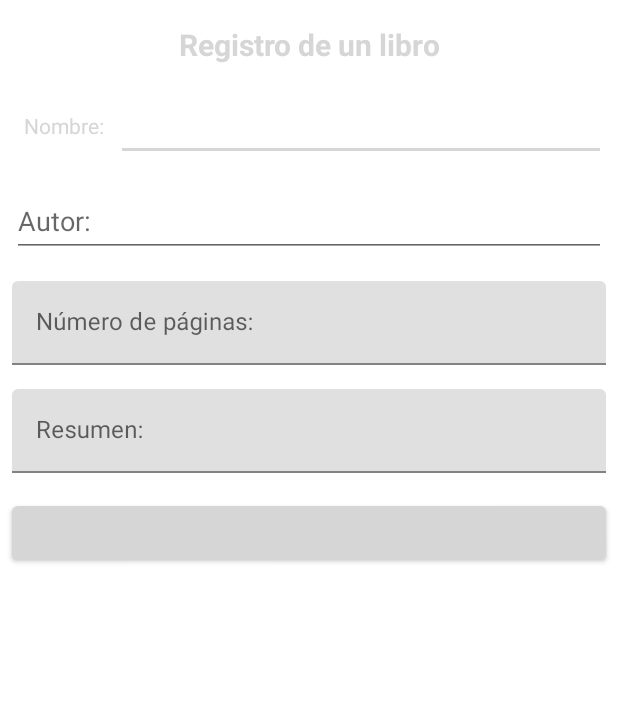
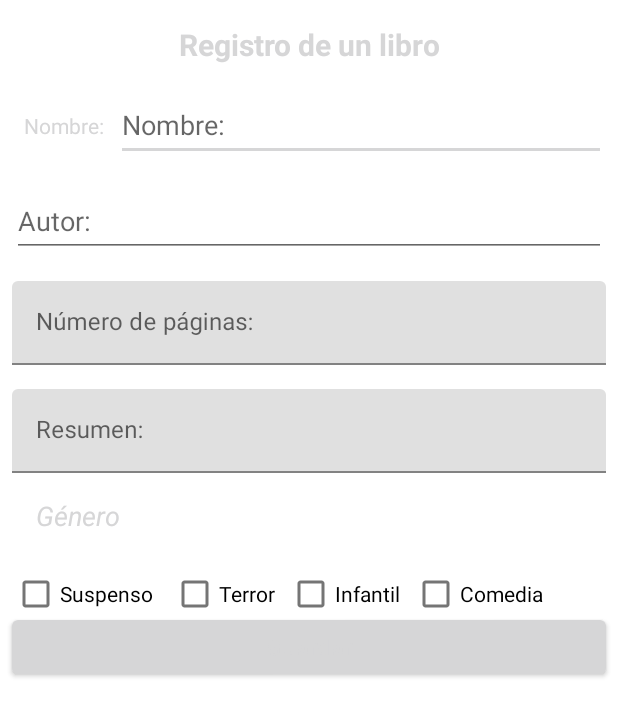
Before and after one commit to JudithMallama/BookProject, an Android app: the layout activity_main.xml on its own in the app's theme, with its tools: preview values and no code run, on a phone screen of 412 x 824 dp. Shown: the top 716 px of the screen. Run offline under Robolectric (Android 15) with nearby library versions, the phone set to English and light mode, and no system bars.

Commit message:
Prueba4 commmit, ingreso, checkbooton
Signed-off-by: JudithMallama <judith.mallama@udea.edu.co>

```diff
--- a/app/src/main/java/com/example/bookproject/MainActivity.kt
+++ b/app/src/main/java/com/example/bookproject/MainActivity.kt
@@ -2,15 +2,13 @@ package com.example.bookproject
 
 import androidx.appcompat.app.AppCompatActivity
 import android.os.Bundle
-import android.widget.Button
-import android.widget.EditText
-import android.widget.TextView
+import android.widget.Toast
 import com.example.bookproject.databinding.ActivityMainBinding
 
 //Prueba2
 class MainActivity : AppCompatActivity() {
 
-    private lateinit var mainBinding :ActivityMainBinding
+    private lateinit var mainBinding: ActivityMainBinding
 
     override fun onCreate(savedInstanceState: Bundle?) {
         super.onCreate(savedInstanceState)
@@ -20,26 +18,34 @@ class MainActivity : AppCompatActivity() {
 
         //val nameBookEditText : EditText = findViewById(R.id.name_book_edit_text)
 
-        var numero : Int? = null
-        numero = null
-
         with(mainBinding) {
             saveButton.setOnClickListener {
 
-                if(nameBookEditText.text.isEmpty() ||
-                    nameAutorEditText.text.isNotEmpty() ||
-                    pagesEditText.text?.isEmpty() == true)
-                    {
-                        val nameBook: String = nameBookEditText.text.toString()
-                        val autorBook = nameAutorEditText.text.toString()
-                        val pagesBook = pagesEditText.text.toString().toInt()
-                        val resumeBook = resumeEditText.text.toString()
+                if (nameBookEditText.text.isEmpty() ||
+                    nameAutorEditText.text.isEmpty() ||
+                    pagesEditText.text?.isEmpty() == true
+                ) {
+                    Toast.makeText(
+                        applicationContext,
+                        "Debe digitar nombre, autor y número de páginas",
+                        Toast.LENGTH_SHORT
+                    ).show()
+                } else {
+                    val nameBook: String = nameBookEditText.text.toString()
+                    val autorBook = nameAutorEditText.text.toString()
+                    val pagesBook = pagesEditText.text.toString().toInt()
+                    val resumeBook = resumeEditText.text.toString()
+                    var genereBook= ""
 
-                        infoTextView.text = "name: " + nameBook
-                        infoTextView.text = autorBook
-                        //mainBinding.infoTextView.text = pagesBook
-                        infoTextView.text = resumeBook//
-                }
+                    if (suspenceCheckBox.isChecked) genereBook =" Suspenso"
+                    if (terrorCheckBox.isChecked) genereBook +=" Terror"
+                    if(infantileCheckBox.isChecked) genereBook +=" Infantil"
+                    if(comicCheckBox.isChecked) genereBook +=" Comedia"
+
+
+                    infoTextView.text = getString(R.string.info, nameBook, autorBook, pagesBook, resumeBook, genereBook)
+              }
+
             }
         }
     }
--- a/app/src/main/res/layout/activity_main.xml
+++ b/app/src/main/res/layout/activity_main.xml
@@ -41,6 +41,8 @@
         android:layout_marginTop="16dp"
         android:layout_marginEnd="8dp"
         android:ems="10"
+        android:hint="@string/name"
+        android:importantForAutofill="no"
         android:inputType="textPersonName"
         android:minHeight="48dp"
         android:text="@string/name_book_edit"
@@ -48,8 +50,7 @@
         app:layout_constraintHorizontal_bias="0.0"
         app:layout_constraintStart_toEndOf="@+id/name_text_view"
         app:layout_constraintTop_toBottomOf="@+id/title_text_view"
-        tools:ignore="SpeakableTextPresentCheck"
-        android:importantForAutofill="no" />
+        tools:ignore="SpeakableTextPresentCheck,DuplicateSpeakableTextCheck" />
 
     <EditText
         android:id="@+id/name_autor_edit_text"
@@ -111,13 +112,15 @@
         android:layout_width="0dp"
         android:layout_height="wrap_content"
         android:layout_marginStart="8dp"
-        android:layout_marginTop="16dp"
+        android:layout_marginTop="92dp"
         android:layout_marginEnd="8dp"
         android:text="@string/guardar_botton"
         android:textAllCaps="false"
         app:layout_constraintEnd_toEndOf="parent"
+        app:layout_constraintHorizontal_bias="1.0"
         app:layout_constraintStart_toStartOf="parent"
-        app:layout_constraintTop_toBottomOf="@+id/resume_text_input_layout" />
+        app:layout_constraintTop_toBottomOf="@+id/resume_text_input_layout"
+        tools:ignore="TextContrastCheck" />
 
     <TextView
         android:id="@+id/info_text_view"
@@ -131,4 +134,63 @@
         app:layout_constraintStart_toStartOf="parent"
         app:layout_constraintTop_toBottomOf="@+id/save_button" />
 
+    <TextView
+        android:id="@+id/genere_text_view"
+        style="@style/TextViewSubTile"
+        android:layout_width="wrap_content"
+        android:layout_height="wrap_content"
+        android:layout_marginStart="24dp"
+        android:layout_marginTop="16dp"
+        android:text="@string/genere"
+        app:layout_constraintStart_toStartOf="parent"
+        app:layout_constraintTop_toBottomOf="@+id/resume_text_input_layout"
+        tools:ignore="TextContrastCheck" />
+
+    <CheckBox
+        android:id="@+id/suspence_check_box"
+        android:layout_width="wrap_content"
+        android:layout_height="wrap_content"
+        android:layout_marginStart="8dp"
+        android:layout_marginTop="16dp"
+        android:text="@string/suspence"
+        app:layout_constraintStart_toStartOf="parent"
+        app:layout_constraintTop_toBottomOf="@+id/genere_text_view"
+        tools:ignore="TextContrastCheck" />
+
+    <CheckBox
+        android:id="@+id/terror_check_box"
+        android:layout_width="wrap_content"
+        android:layout_height="wrap_content"
+        android:layout_marginStart="12dp"
+        android:layout_marginTop="16dp"
+        android:text="@string/terror"
+        app:layout_constraintStart_toEndOf="@+id/suspence_check_box"
+        app:layout_constraintTop_toBottomOf="@+id/genere_text_view"
+        tools:ignore="TextContrastCheck" />
+
+    <CheckBox
+        android:id="@+id/infantile_check_box"
+        android:layout_width="wrap_content"
+        android:layout_height="wrap_content"
+        android:layout_marginStart="8dp"
+        android:layout_marginTop="16dp"
+        android:text="@string/infaltile"
+        app:layout_constraintStart_toEndOf="@+id/terror_check_box"
+        app:layout_constraintTop_toBottomOf="@+id/genere_text_view"
+        tools:ignore="TextContrastCheck" />
+
+    <CheckBox
+        android:id="@+id/comic_check_box"
+        android:layout_width="wrap_content"
+        android:layout_height="wrap_content"
+        android:layout_marginStart="8dp"
+        android:layout_marginTop="16dp"
+        android:layout_marginEnd="20dp"
+        android:text="@string/comic"
+        app:layout_constraintEnd_toEndOf="parent"
+        app:layout_constraintHorizontal_bias="0.0"
+        app:layout_constraintStart_toEndOf="@+id/infantile_check_box"
+        app:layout_constraintTop_toBottomOf="@+id/genere_text_view"
+        tools:ignore="TextContrastCheck" />
+
 </androidx.constraintlayout.widget.ConstraintLayout>
--- a/app/src/main/res/values/strings.xml
+++ b/app/src/main/res/values/strings.xml
@@ -9,4 +9,11 @@
     <string name="Resumen">Resumen:</string>
     <string name="guardar_botton">Guardar</string>
     <string name="Information">Informacion</string>
+    <string name="info">"Nombre: %s \nAutor: %s \nPáginas: %d \nResumen: %sGénero(s): %s</string>
+    <string name="genere">Género</string>
+    <string name="suspence">Suspenso</string>
+    <string name="terror">Terror</string>
+    <string name="infaltile">Infantil</string>
+    <string name="comic">Comedia</string>/>
+
 </resources>
--- a/app/src/main/res/values/themes.xml
+++ b/app/src/main/res/values/themes.xml
@@ -2,8 +2,8 @@
     <!-- Base application theme. -->
     <style name="Theme.BookProject" parent="Theme.MaterialComponents.DayNight.DarkActionBar">
         <!-- Primary brand color. -->
-        <item name="colorPrimary">@color/purple_500</item>
-        <item name="colorPrimaryVariant">@color/purple_700</item>
+        <item name="colorPrimary">@color/dodgerblue</item>
+        <item name="colorPrimaryVariant">@color/royalblue</item>
         <item name="colorOnPrimary">@color/white</item>
         <!-- Secondary brand color. -->
         <item name="colorSecondary">@color/dodgerblue</item>
@@ -21,7 +21,8 @@
     </style>
 
     <style name="TextViewSubTile">
-        <item name="android:textColor">@color/blue</item>
+        <item name="android:textColor">@color/black
+        </item>
         <item name="android:textSize">18sp</item>
         <item name="android:textStyle">italic</item>
     </style>
```
